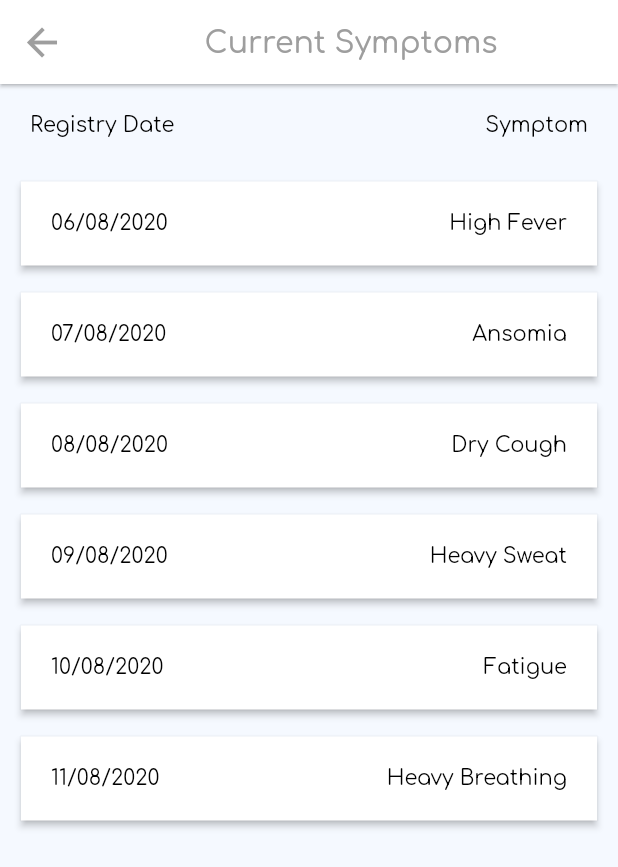
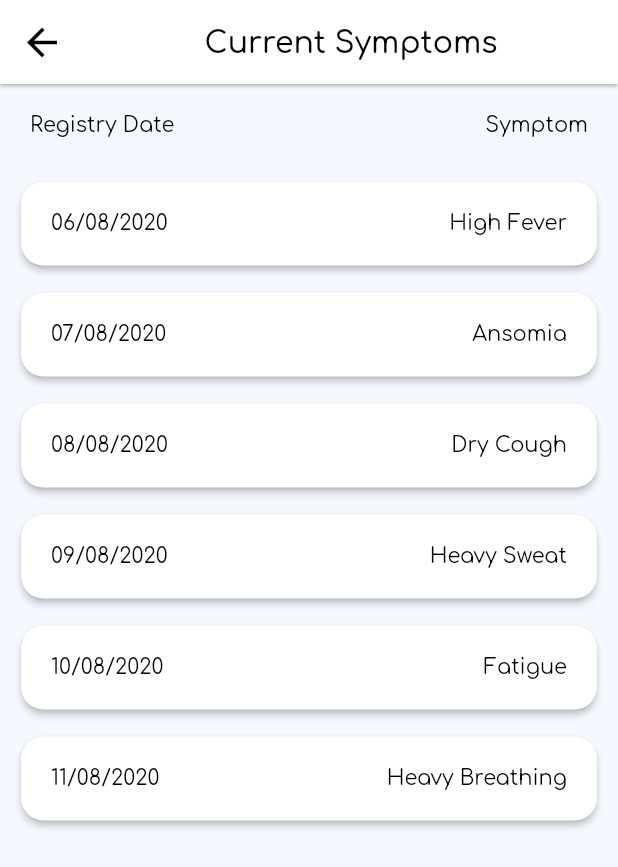
Before and after one commit to RealEskalate/TrackSym, a Flutter app: the PatientDetailView screen opened directly, after a tap on "Current Symptoms", on a phone screen of 412 x 824 dp. Shown: the top 867 px of the screen. Run offline on Flutter 3.47's test engine with Material 2 defaults, Android fonts, the phone set to English and light mode, and no system bars; our stand-ins replace charts_flutter, date_picker_timeline, fl_chart, retry, shared_preferences; missing offline and left inert: dart:ffi; accounts and stored records are empty.

Commit message:
[mobile] addressing issues v3

```diff
--- a/ephi_healthcare_worker_app/lib/pages/people/person_detail.dart
+++ b/ephi_healthcare_worker_app/lib/pages/people/person_detail.dart
@@ -127,6 +127,9 @@ class PatientDetailViewState extends State<PatientDetailView> {
                       children: <Widget>[
                         Expanded(
                             child: FlatButton(
+                                shape: RoundedRectangleBorder(
+                                  borderRadius: BorderRadius.circular(15.0),
+                                ),
                                 color: Theme.of(context).primaryColor,
                                 textColor: Colors.white,
                                 onPressed: () {},
@@ -134,24 +137,26 @@ class PatientDetailViewState extends State<PatientDetailView> {
                         SizedBox(width: 10),
                         Expanded(
                             child: FlatButton(
+                                shape: RoundedRectangleBorder(
+                                  borderRadius: BorderRadius.circular(15.0),
+                                ),
                                 color: Theme.of(context).primaryColor,
                                 textColor: Colors.white,
                                 onPressed: () {},
                                 child: Text("Contact")))
                       ],
                     )),
-                SizedBox(height: 10),
+                // SizedBox(height: 10),
                 Container(
                     child: Column(
                   children: <Widget>[
                     cardWidgetBuilder(context, "Current Symptoms"),
-                    SizedBox(height: 10),
-                    cardWidgetBuilder(context, "Symptom History"),
-                    SizedBox(height: 10),
+                    // SizedBox(height: 10),
+                    // cardWidgetBuilder(context, "Symptom History"),
                     cardWidgetBuilder(context, "Test Result History")
                   ],
                 )),
-                SizedBox(height: 20.2),
+                // SizedBox(height: 20.2),
               ],
             )));
   }
@@ -159,8 +164,10 @@ class PatientDetailViewState extends State<PatientDetailView> {
   cardWidgetBuilder(BuildContext context, String title) {
     return Container(
         height: 70,
-        margin: EdgeInsets.only(bottom: 5),
         child: Card(
+            shape: RoundedRectangleBorder(
+              borderRadius: BorderRadius.circular(15.0),
+            ),
             elevation: 2.0,
             child: Container(
                 margin: EdgeInsets.all(3),
--- a/ephi_healthcare_worker_app/lib/pages/symptoms/current_symptoms.dart
+++ b/ephi_healthcare_worker_app/lib/pages/symptoms/current_symptoms.dart
@@ -60,14 +60,14 @@ class _CurrentSymptomsState extends State<CurrentSymptoms> {
           child: Text(
             "Current Symptoms",
             style: TextStyle(
-              color: Colors.grey,
+              color: Colors.black,
             ),
           ),
         ),
         leading: IconButton(
           icon: Icon(Icons.arrow_back),
           iconSize: 30.0,
-          color: Colors.grey,
+          color: Colors.black,
           onPressed: () {
             Navigator.pop(context);
           },
@@ -126,7 +126,7 @@ class _CurrentSymptomsState extends State<CurrentSymptoms> {
                 child: Card(
                   elevation: 2.0,
                   shape: RoundedRectangleBorder(
-                    borderRadius: BorderRadius.circular(0.0),
+                    borderRadius: BorderRadius.circular(15.0),
                   ),
                   child: Container(
                     width: MediaQuery.of(context).size.width,
--- a/ephi_healthcare_worker_app/lib/pages/test_result/test_result_history_home.dart
+++ b/ephi_healthcare_worker_app/lib/pages/test_result/test_result_history_home.dart
@@ -61,14 +61,14 @@ class _TestResultHistoryState extends State<TestResultHistory> {
           child: Text(
             "Test Result History",
             style: TextStyle(
-              color: Colors.grey,
+              color: Colors.black,
             ),
           ),
         ),
         leading: IconButton(
           icon: Icon(Icons.arrow_back),
           iconSize: 30.0,
-          color: Colors.grey,
+          color: Colors.black,
           onPressed: () {
             Navigator.pop(context);
           },
@@ -127,7 +127,7 @@ class _TestResultHistoryState extends State<TestResultHistory> {
                 child: Card(
                   elevation: 2.0,
                   shape: RoundedRectangleBorder(
-                    borderRadius: BorderRadius.circular(0.0),
+                    borderRadius: BorderRadius.circular(15.0),
                   ),
                   child: Container(
                     width: MediaQuery.of(context).size.width,
```
Also changed, not shown: ephi_healthcare_worker_app/lib/pages/details/detail_view.dart (+18 -12 lines).
